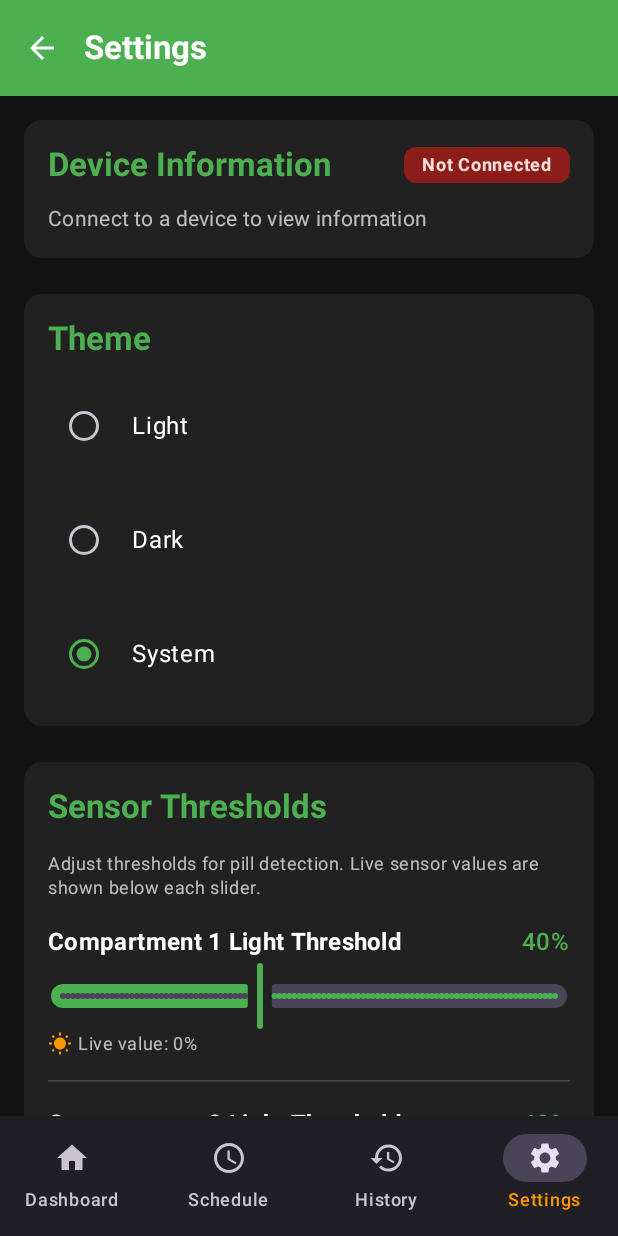
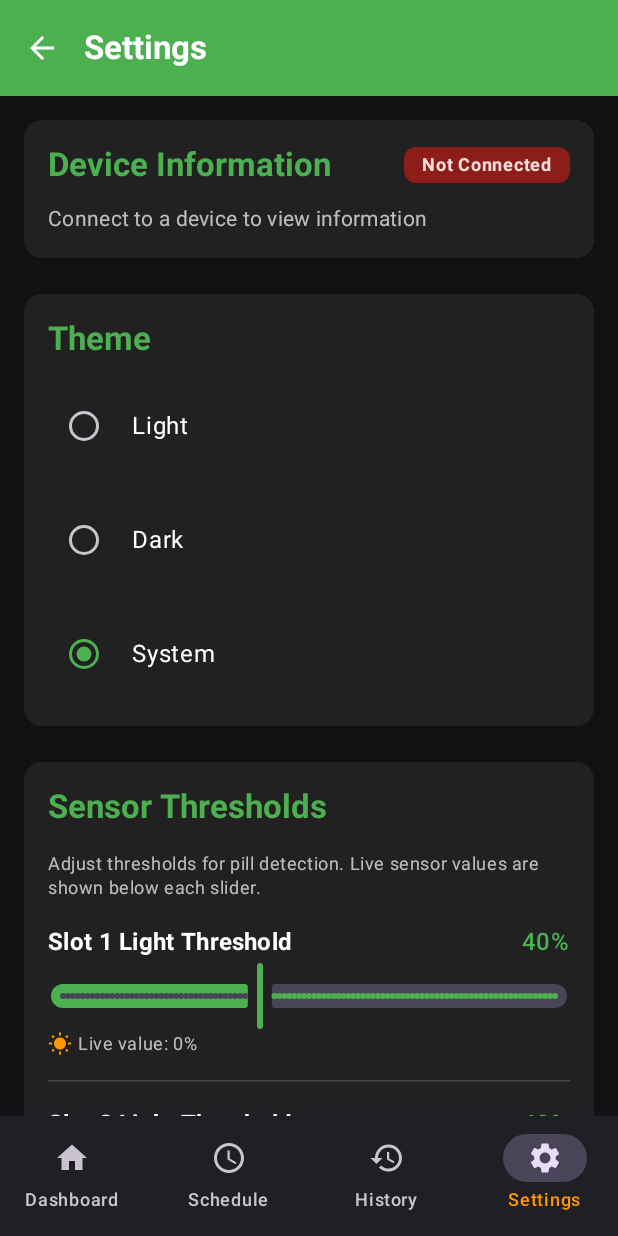
Before and after one commit to vkas-chaurasia/mobile-computing-smart-pillbox, an Android app built with Jetpack Compose: the SettingsScreen screen opened through its navigation route, on a phone screen of 412 x 824 dp. Run offline under Robolectric (Android 15) with nearby library versions, the light colour scheme and no system bars.

Commit message:
update: compartment to slot

```diff
--- a/android/app/src/main/java/com/teamA/pillbox/ui/components/ScheduleComponents.kt
+++ b/android/app/src/main/java/com/teamA/pillbox/ui/components/ScheduleComponents.kt
@@ -328,7 +328,7 @@ fun SchedulesGroupedByCompartment(
         // Compartment 1
         if (schedulesByCompartment.containsKey(1)) {
             Text(
-                text = "Compartment 1",
+                text = "Slot 1",
                 style = MaterialTheme.typography.titleLarge,
                 fontWeight = FontWeight.Bold,
                 color = MaterialTheme.colorScheme.primary
@@ -345,7 +345,7 @@ fun SchedulesGroupedByCompartment(
         if (schedulesByCompartment.containsKey(2)) {
             Spacer(modifier = Modifier.height(8.dp))
             Text(
-                text = "Compartment 2",
+                text = "Slot 2",
                 style = MaterialTheme.typography.titleLarge,
                 fontWeight = FontWeight.Bold,
                 color = MaterialTheme.colorScheme.primary
--- a/android/app/src/main/java/com/teamA/pillbox/ui/components/SettingsComponents.kt
+++ b/android/app/src/main/java/com/teamA/pillbox/ui/components/SettingsComponents.kt
@@ -234,7 +234,7 @@ fun SensorThresholdsCard(
                     verticalAlignment = Alignment.CenterVertically
                 ) {
                     Text(
-                        text = "Compartment 1 Light Threshold",
+                        text = "Slot 1 Light Threshold",
                         style = MaterialTheme.typography.titleMedium,
                         fontWeight = FontWeight.Bold
                     )
@@ -279,7 +279,7 @@ fun SensorThresholdsCard(
                     verticalAlignment = Alignment.CenterVertically
                 ) {
                     Text(
-                        text = "Compartment 2 Light Threshold",
+                        text = "Slot 2 Light Threshold",
                         style = MaterialTheme.typography.titleMedium,
                         fontWeight = FontWeight.Bold
                     )
--- a/android/app/src/main/java/com/teamA/pillbox/ui/uiComponents.kt
+++ b/android/app/src/main/java/com/teamA/pillbox/ui/uiComponents.kt
@@ -442,13 +442,13 @@ fun SensorDataCard(lightValue: Int, lightValue2: Int, tiltValue: Int) {
             Spacer(Modifier.height(16.dp))
 
             // Compartment 1
-            Text("Compartment 1", style = MaterialTheme.typography.titleMedium)
+            Text("Slot 1", style = MaterialTheme.typography.titleMedium)
             DataRow("Light Exposure:", "$lightValue %", Icons.Default.WbSunny)
 
             Spacer(Modifier.height(16.dp))
 
             // Compartment 2
-            Text("Compartment 2", style = MaterialTheme.typography.titleMedium)
+            Text("Slot 2", style = MaterialTheme.typography.titleMedium)
             DataRow("Light Exposure:", "$lightValue2 %", Icons.Default.WbSunny)
 
             HorizontalDivider(modifier = Modifier.padding(vertical = 16.dp))
```
